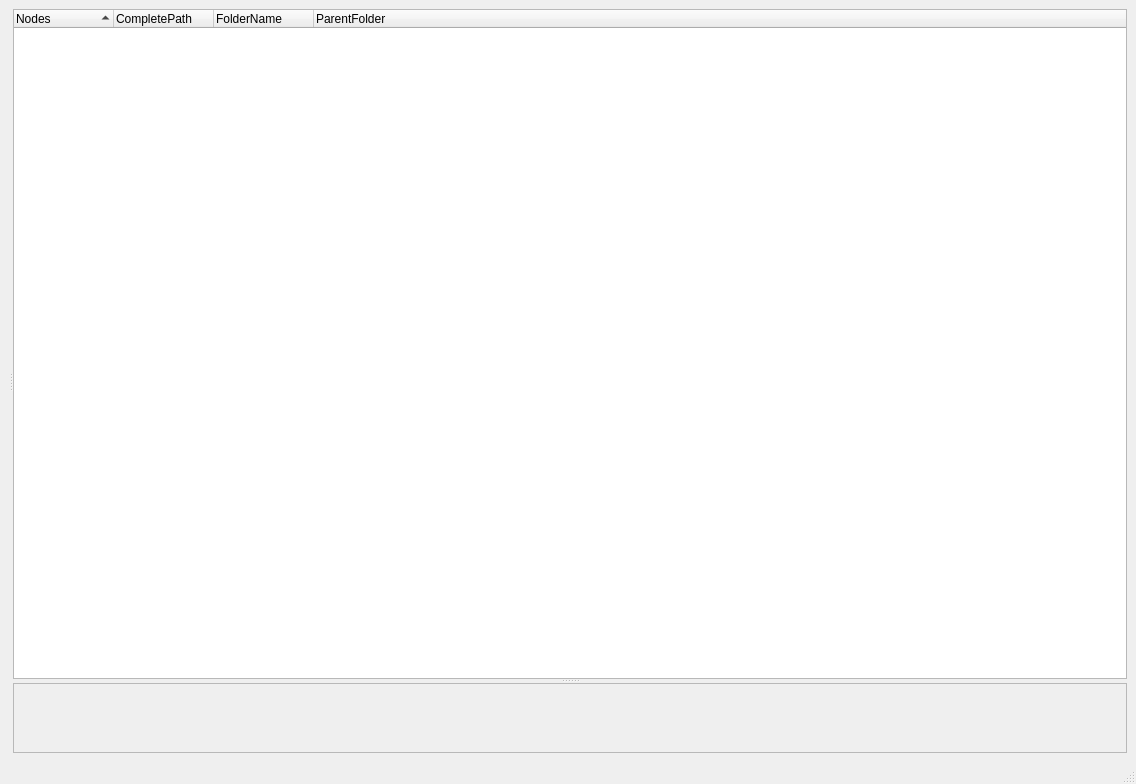
nielsvaes/tangle, file ui/coco_edit.ui: the form before one commit.
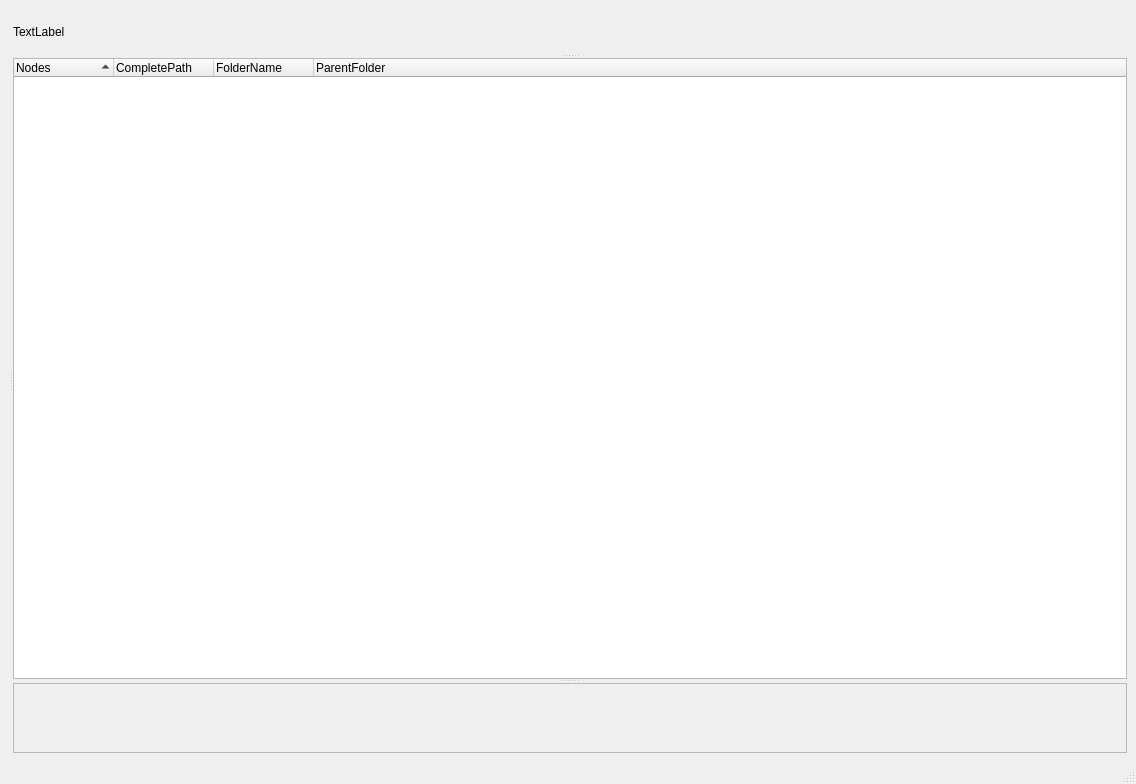
The form after the commit.

Commit message: WIP commit Loading images

```diff
--- a/ui/coco_edit.ui
+++ b/ui/coco_edit.ui
@@ -30,6 +30,11 @@
        <property name="orientation">
         <enum>Qt::Vertical</enum>
        </property>
+       <widget class="QLabel" name="lbl_image">
+        <property name="text">
+         <string>TextLabel</string>
+        </property>
+       </widget>
        <widget class="QTreeWidget" name="tree_nodes">
         <property name="sizePolicy">
          <sizepolicy hsizetype="Maximum" vsizetype="Expanding">
```
Left out of the diff: 4 changed lines with no effect on the pictures. The commit also changes 5 other files.
